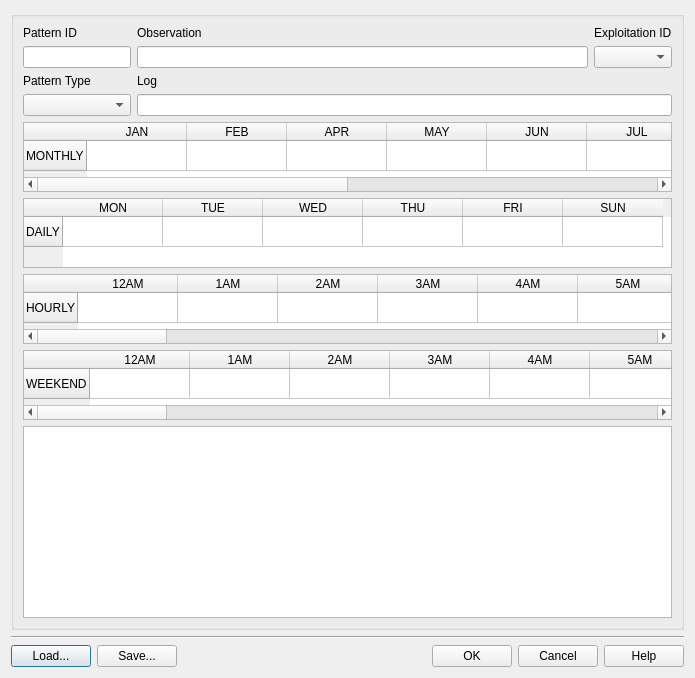
The window that core/ui/toolbars/epa/nonvisual_pattern_ud.ui (Giswater/giswater_qgis_plugin) describes before a commit, drawn with Qt 5.
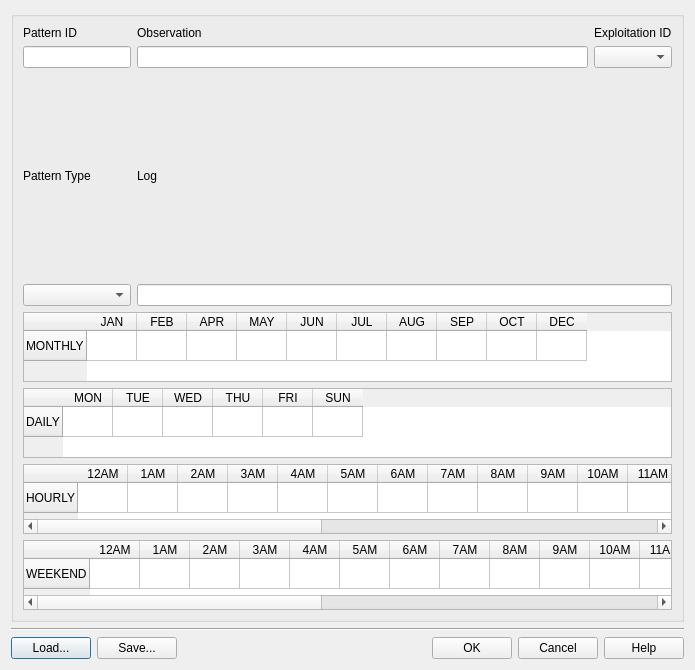
The same window after the commit.

Commit message: Enhancement: finish patterns graphs

What changed in the file:
```diff
--- a/core/ui/toolbars/epa/nonvisual_pattern_ud.ui
+++ b/core/ui/toolbars/epa/nonvisual_pattern_ud.ui
@@ -89,11 +89,7 @@
      </property>
      <layout class="QGridLayout" name="gridLayout">
       <item row="2" column="0" colspan="2">
-       <layout class="QGridLayout" name="gridLayout_4">
-        <item row="0" column="0">
-         <widget class="QGraphicsView" name="graphicsView"/>
-        </item>
-       </layout>
+       <layout class="QGridLayout" name="lyt_plot"/>
       </item>
       <item row="0" column="0" colspan="2">
        <layout class="QGridLayout" name="gridLayout_2">
@@ -203,6 +199,9 @@
             <height>70</height>
            </size>
           </property>
+          <attribute name="horizontalHeaderDefaultSectionSize">
+           <number>50</number>
+          </attribute>
           <row>
            <property name="text">
             <string>WEEKEND</string>
@@ -344,6 +343,9 @@
             <height>70</height>
            </size>
           </property>
+          <attribute name="horizontalHeaderDefaultSectionSize">
+           <number>50</number>
+          </attribute>
           <row>
            <property name="text">
             <string>HOURLY</string>
@@ -485,6 +487,9 @@
             <height>70</height>
            </size>
           </property>
+          <attribute name="horizontalHeaderDefaultSectionSize">
+           <number>50</number>
+          </attribute>
           <row>
            <property name="text">
             <string>MONTHLY</string>
@@ -556,6 +561,9 @@
             <height>70</height>
            </size>
           </property>
+          <attribute name="horizontalHeaderDefaultSectionSize">
+           <number>50</number>
+          </attribute>
           <row>
            <property name="text">
             <string>DAILY</string>
```
The commit also changes 1 other file.
